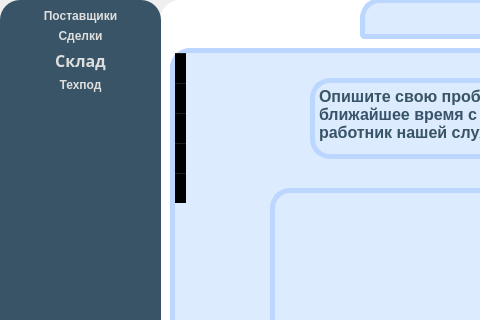
The window that CRM/manager/manager.ui (Plnguins/CRM) describes before a commit, drawn with Qt 5; both pictures show x 0 to 480 and y 0 to 320 of the 821 by 489 pixel window.
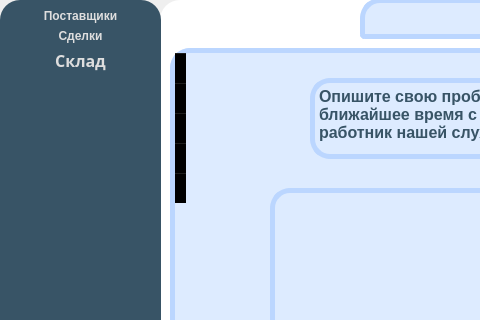
The same window after the commit. Icons and pictures are not drawn.

Commit message: Убрана Тех. Поддержка в интерфейсе

```diff
--- a/CRM/manager/manager.ui
+++ b/CRM/manager/manager.ui
@@ -804,66 +804,6 @@
       </property>
      </widget>
     </item>
-    <item>
-     <widget class="QPushButton" name="Support">
-      <property name="styleSheet">
-       <string notr="true">QPushButton#Support:!pressed {
-    font: 12pt &quot;Comfortaa&quot;;
-	color: rgb(222, 222, 222);
-	font: bold;
-	border: none;
-	background-color: rgb(56, 84, 102);
-	border-radius:20px;
- }
-
-QPushButton#Support {
-    font: 12pt &quot;Comfortaa&quot;;
-	color: rgb(222, 222, 222);
-	font: bold;
-	border: none;
-	background-color: rgb(56, 84, 102);
-	border-radius:20px;
- }
-
-QPushButton#Support:hover {
-     background-color: rgb(54, 69, 80);
-	font: 12pt &quot;Comfortaa&quot;;
-	color: rgb(222, 222, 222);
-	font: bold;
-	border: none;
-	border-radius:20px;
- }
-
-
-QPushButton#Support:pressed {
-     background-color: rgb(45, 58, 66);
-	font: 12pt &quot;Comfortaa&quot;;
-	color: rgb(222, 222, 222);
-	font: bold;
-	border: none;
-	border-radius:20px;
- }</string>
-      </property>
-      <property name="text">
-       <string>Техпод</string>
-      </property>
-      <property name="icon">
-       <iconset>
-        <activeoff>:/images/t-white.png</activeoff>
-        <activeon>:/images/t-white.png</activeon>
-       </iconset>
-      </property>
-      <property name="iconSize">
-       <size>
-        <width>28</width>
-        <height>28</height>
-       </size>
-      </property>
-      <property name="flat">
-       <bool>true</bool>
-      </property>
-     </widget>
-    </item>
     <item>
      <spacer name="verticalSpacer">
       <property name="orientation">
```
The commit also changes 2 other files.
